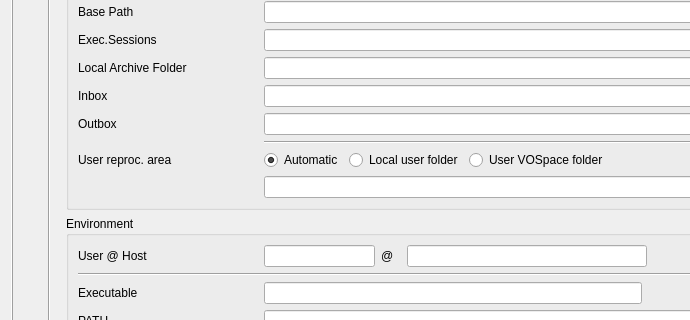
Above: qpfhmi/configtool.ui from aardalath/qpf before the change; both pictures show x 0 to 690 and y 257 to 577 of the 874 by 970 pixel window. Below: the same form after it.
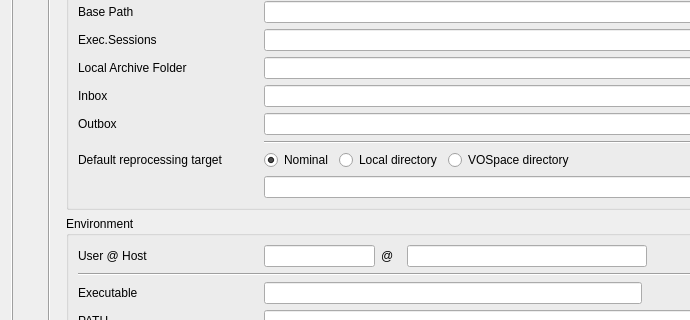
That is the form after the change. The open tabs and pages were chosen to show the change. Icons and pictures are not drawn.

Commit message: Changes reprocessing options in reproc.dialog

The edit to the form file:
```diff
--- a/qpfhmi/configtool.ui
+++ b/qpfhmi/configtool.ui
@@ -185,7 +185,7 @@
         <x>0</x>
         <y>0</y>
         <width>852</width>
-        <height>592</height>
+        <height>594</height>
        </rect>
       </property>
       <property name="font">
@@ -564,7 +564,7 @@
                   </size>
                  </property>
                  <property name="text">
-                  <string>User reproc. area</string>
+                  <string>Default reprocessing target</string>
                  </property>
                 </widget>
                </item>
@@ -587,7 +587,7 @@
                  <item>
                   <widget class="QRadioButton" name="rbtnUserWAAuto">
                    <property name="text">
-                    <string>Automatic</string>
+                    <string>Nominal</string>
                    </property>
                    <property name="checked">
                     <bool>true</bool>
@@ -600,7 +600,7 @@
                  <item>
                   <widget class="QRadioButton" name="rbtnUserWALocal">
                    <property name="text">
-                    <string>Local user folder</string>
+                    <string>Local directory</string>
                    </property>
                    <attribute name="buttonGroup">
                     <string notr="true">btngrpUserWA</string>
@@ -610,7 +610,7 @@
                  <item>
                   <widget class="QRadioButton" name="rbtnUserWAVOSpace">
                    <property name="text">
-                    <string>User VOSpace folder</string>
+                    <string>VOSpace directory</string>
                    </property>
                    <attribute name="buttonGroup">
                     <string notr="true">btngrpUserWA</string>
```
Left out of the diff: 26 changed lines with no effect on the pictures. The commit also changes 10 other files.
